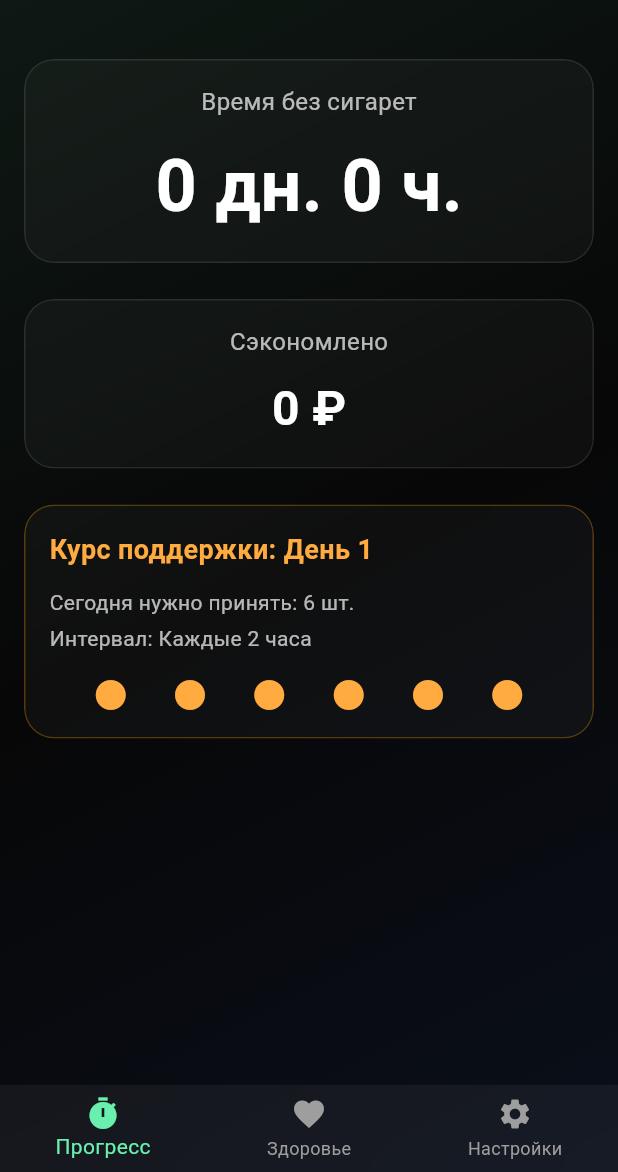
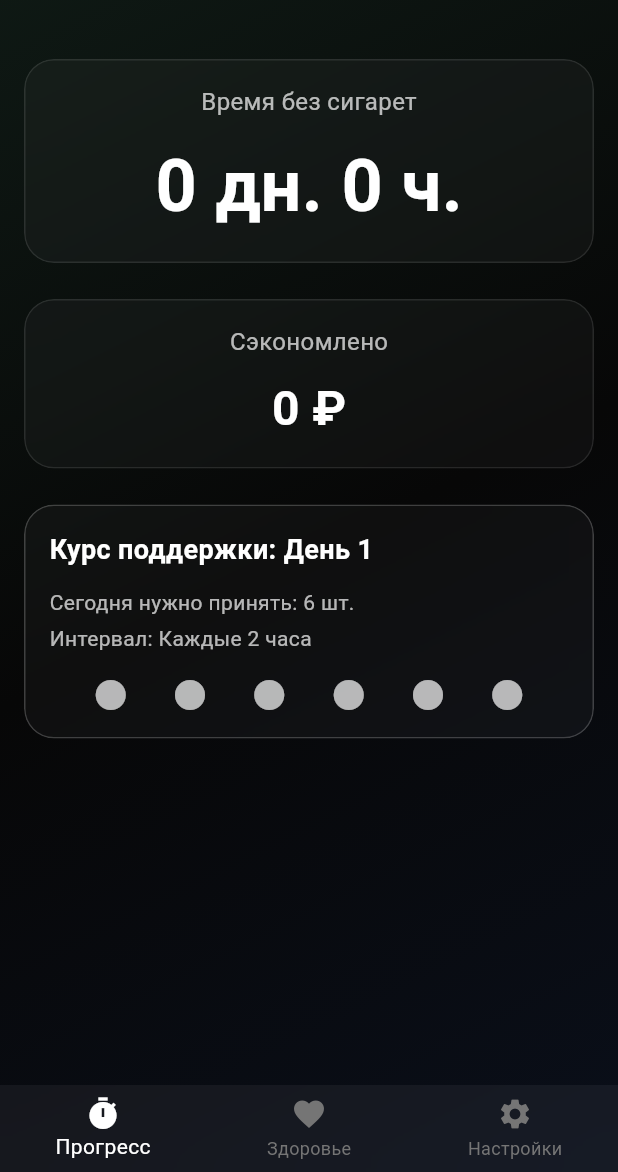
Before and after one commit to baddesigner404-cpu/rauchfrei, a Flutter app: the screen it shows after launch, after a tap on "Я принимаю препарат с Цитизином", after a tap on "НАЧАТЬ НОВУЮ ЖИЗНЬ", on a phone screen of 412 x 824 dp, the part 64-1236 px from its top. Run offline on Flutter 3.47's test engine with Material 3 defaults, Android fonts, the phone set to English and light mode, and no system bars; our stand-ins replace shared_preferences; accounts and stored records are empty.

Commit message:
Update colors to monochrome

```diff
--- a/lib/main.dart
+++ b/lib/main.dart
@@ -24,11 +24,11 @@ class RauchfreiApp extends StatelessWidget {
       title: 'Rauchfrei',
       theme: ThemeData.dark().copyWith(
         scaffoldBackgroundColor: const Color(0xFF070707),
-        primaryColor: Colors.green,
+        primaryColor: Colors.white,
         cardColor: Colors.transparent,
         colorScheme: const ColorScheme.dark(
-          primary: Colors.green,
-          secondary: Colors.orange,
+          primary: Colors.white,
+          secondary: Colors.grey,
         ),
         textTheme: ThemeData.dark().textTheme.apply(
           fontFamily: '.SF Pro Text',
--- a/lib/screens/dashboard_screen.dart
+++ b/lib/screens/dashboard_screen.dart
@@ -90,11 +90,11 @@ class DashboardScreen extends StatelessWidget {
     }
 
     return GlassCard(
-      borderColor: Colors.orange.withOpacity(0.3),
+      borderColor: Colors.white.withOpacity(0.2),
       child: Column(
         crossAxisAlignment: CrossAxisAlignment.start,
         children: [
-          Text('Курс поддержки: День $currentDay', style: const TextStyle(fontSize: 18, fontWeight: FontWeight.bold, color: Colors.orangeAccent)),
+          Text('Курс поддержки: День $currentDay', style: const TextStyle(fontSize: 18, fontWeight: FontWeight.bold, color: Colors.white)),
           const SizedBox(height: 12),
           Text('Сегодня нужно принять: $pillsCount шт.', style: const TextStyle(color: Colors.white70)),
           const SizedBox(height: 4),
@@ -104,7 +104,7 @@ class DashboardScreen extends StatelessWidget {
             mainAxisAlignment: MainAxisAlignment.spaceEvenly,
             children: List.generate(
               pillsCount,
-              (index) => const Icon(Icons.circle, size: 24, color: Colors.orangeAccent),
+              (index) => const Icon(Icons.circle, size: 24, color: Colors.white70),
             ),
           ),
         ],
--- a/lib/screens/main_screen.dart
+++ b/lib/screens/main_screen.dart
@@ -54,8 +54,8 @@ class _MainScreenState extends State<MainScreen> {
                 _currentIndex = index;
               });
             },
-            selectedItemColor: Colors.greenAccent,
-            unselectedItemColor: Colors.grey.shade500,
+            selectedItemColor: Colors.white,
+            unselectedItemColor: Colors.grey.shade600,
             backgroundColor: Colors.white.withOpacity(0.05), // Легкая стеклянная заливка
             elevation: 0,
             items: const [
--- a/lib/screens/settings_screen.dart
+++ b/lib/screens/settings_screen.dart
@@ -25,8 +25,8 @@ class SettingsScreen extends StatelessWidget {
           ),
           const Divider(color: Colors.white10),
           ListTile(
-            leading: const Icon(Icons.delete_forever, color: Colors.redAccent),
-            title: const Text('Сбросить прогресс', style: TextStyle(color: Colors.redAccent)),
+            leading: const Icon(Icons.delete_forever, color: Colors.white70),
+            title: const Text('Сбросить прогресс', style: TextStyle(color: Colors.white)),
             onTap: () {
               // TODO: Диалог подтверждения и очистка
             },
```
Also changed, not shown: lib/screens/health_screen.dart (+4 -4 lines).
